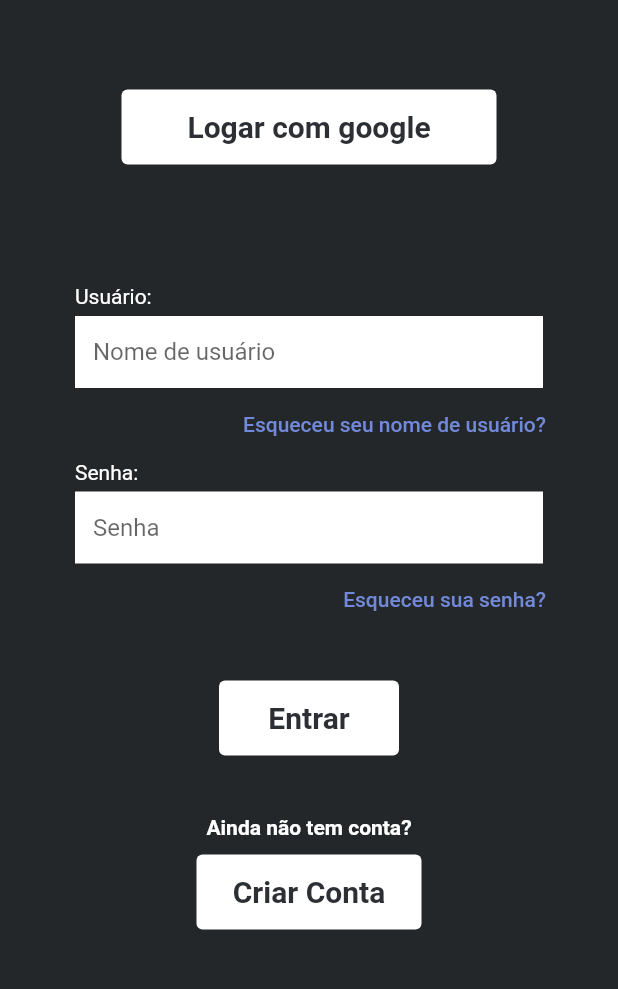
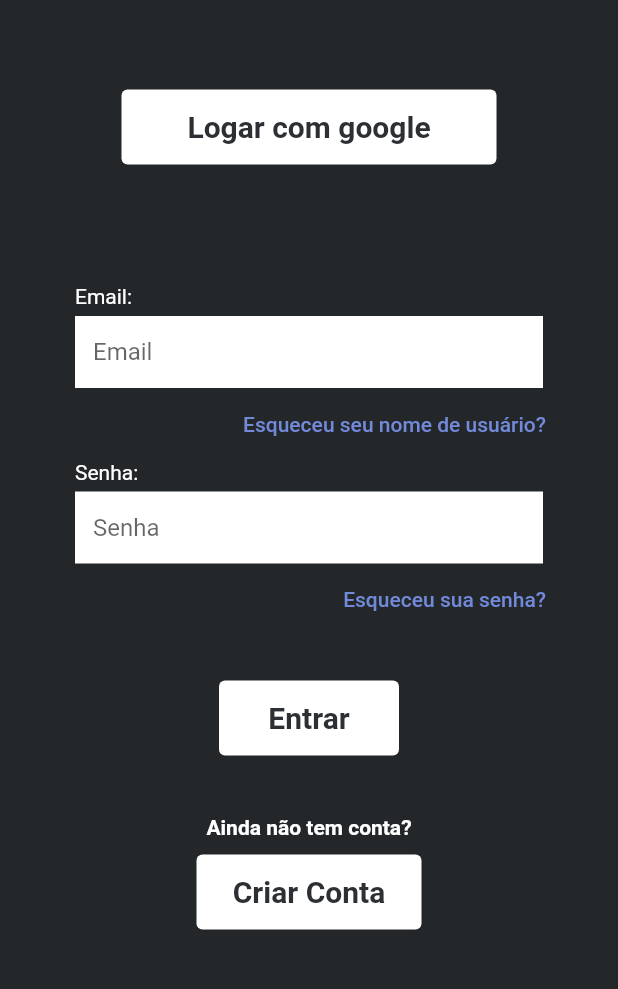
Before and after one commit to Yurioliv/Otakusukejuru, a Flutter app: the screen it shows after launch, after a tap on "Logar com google", on a phone screen of 412 x 824 dp, the part 221-1210 px from its top. Run offline on Flutter 3.47's test engine with Material 2 defaults, Android fonts, the phone set to English and light mode, and no system bars; our stand-ins replace firebase_auth, firebase_core, google_sign_in; accounts and stored records are empty; Roboto replaces fonts that are missing (OpenSans).

Commit message:
começo de criação de funções para login e cadastro

```diff
--- a/lib/main.dart
+++ b/lib/main.dart
@@ -1,6 +1,6 @@
 import 'package:firebase_core/firebase_core.dart';
 import 'package:flutter/material.dart';
-import 'screens/sign_in/sign_in_screen.dart';
+import 'package:otakusukejuru/services/auth_service.dart';
 
 Future main() async {
   WidgetsFlutterBinding.ensureInitialized();
@@ -21,7 +21,7 @@ class MyApp extends StatelessWidget {
       theme: ThemeData(
         primarySwatch: Colors.blueGrey,
       ),
-      home: const SignInScreen(),
+      home: AuthService().handleAuthState(),
     );
   }
 }
--- a/lib/screens/sign_in/sign_in_screen.dart
+++ b/lib/screens/sign_in/sign_in_screen.dart
@@ -1,5 +1,6 @@
 import 'package:flutter/material.dart';
 import 'package:flutter/services.dart';
+import 'package:otakusukejuru/services/auth_service.dart';
 import 'package:otakusukejuru/components/sign_textfields.dart';
 import 'package:otakusukejuru/screens/lost_password/lost_password_screen.dart';
 import 'package:otakusukejuru/screens/lost_username/lost_username_screen.dart';
@@ -14,29 +15,29 @@ class SignInScreen extends StatefulWidget {
 
 class _SignInScreenState extends State<SignInScreen> {
   //controladores para os textfields
-  final _userController = TextEditingController();
+  final _emailController = TextEditingController();
   final _passwordController = TextEditingController();
-  var _userName;
+  var _emailName;
   var _passwordName;
 
   @override
   void initState() {
     super.initState();
 
-    _userController.addListener((_updateUser));
+    _emailController.addListener((_updateUser));
     _passwordController.addListener((_updatePassword));
   }
 
   @override
   void dispose() {
-    _userController.dispose();
+    _emailController.dispose();
     _passwordController.dispose();
     super.dispose();
   }
 
   void _updateUser() {
     setState(() {
-      _userName = _userController.text;
+      _emailName = _emailController.text;
     });
   }
 
@@ -90,6 +91,7 @@ class _SignInScreenState extends State<SignInScreen> {
                     TextButton(
                       onPressed: () {
                         FocusScope.of(context).requestFocus(FocusNode());
+                        AuthService().singInWithGoogle();
                       },
                       //TODO colocar função para acesso pelo google.
                       style: TextButton.styleFrom(
@@ -113,7 +115,7 @@ class _SignInScreenState extends State<SignInScreen> {
                         Padding(
                           padding: EdgeInsets.only(left: 50.0),
                           child: Text(
-                            'Usuário:',
+                            'Email:',
                             style: TextStyle(color: Colors.white),
                           ),
                         ),
@@ -121,7 +123,7 @@ class _SignInScreenState extends State<SignInScreen> {
                     ),
                     const SizedBox(height: 5.0),
                     //Campo de texto que deve receber o nome de usuario e verificar se ele condiz com algum nome no banco de dados para permitir o login do usuario.
-                    loginTextField("Nome de usuário", _userController),
+                    loginTextField("Email", _emailController),
                     //Botão que leva a tela para recuperar o nome de usuario por email
                     Row(
                       mainAxisAlignment: MainAxisAlignment.end,
@@ -187,9 +189,9 @@ class _SignInScreenState extends State<SignInScreen> {
                     //Botão para fazer login, ele deve comparar os dados com o banco de dados, se forem correspondentes deve autenticar o usuario.
                     TextButton(
                       onPressed: () {
-                        _userController.clear();
-                        _passwordController.clear();
                         FocusScope.of(context).requestFocus(FocusNode());
+                        AuthService().signInWithEmailAndPassword(
+                            _emailName, _passwordName);
                       }, //TODO colocar função para autenticar usuario.
                       style: TextButton.styleFrom(
                         backgroundColor: Colors.white,
--- /dev/null
+++ b/lib/services/auth_service.dart
@@ -0,0 +1,59 @@
+import 'package:firebase_auth/firebase_auth.dart';
+import 'package:firebase_core/firebase_core.dart';
+import 'package:flutter/material.dart';
+import 'package:google_sign_in/google_sign_in.dart';
+import 'package:otakusukejuru/screens/favorites_screen.dart';
+import 'package:otakusukejuru/screens/sign_in/sign_in_screen.dart';
+
+class AuthService {
+  handleAuthState() {
+    return StreamBuilder(
+      stream: FirebaseAuth.instance.authStateChanges(),
+      builder: (BuildContext context, snapshot) {
+        if (snapshot.hasData) {
+          return const FavoriteScreen();
+        } else {
+          return const SignInScreen();
+        }
+      },
+    );
+  }
+
+  // TODO corrigir fato de não ter email e senha verificados, e informar quando
+  // uma conta ja existir.
+  signUpWithEmailAndPassword(String email, String password) async {
+    try {
+      await FirebaseAuth.instance.createUserWithEmailAndPassword(
+        email: email,
+        password: password,
+      );
+    } on FirebaseAuthException catch (e) {
+      print('e');
+    }
+  }
+
+  signInWithEmailAndPassword(String email, String password) async {
+    return await FirebaseAuth.instance
+        .signInWithEmailAndPassword(email: email, password: password);
+  }
+
+  singInWithGoogle() async {
+    final GoogleSignInAccount? googleUser =
+        await GoogleSignIn(scopes: <String>['email']).signIn();
+
+    final GoogleSignInAuthentication googleAuth =
+        await googleUser!.authentication;
+
+    final credential = GoogleAuthProvider.credential(
+      accessToken: googleAuth.accessToken,
+      idToken: googleAuth.idToken,
+    );
+
+    return await FirebaseAuth.instance.signInWithCredential(credential);
+  }
+
+  signOut() async {
+    FirebaseAuth.instance.signOut();
+    await GoogleSignIn().disconnect();
+  }
+}
--- a/pubspec.yaml
+++ b/pubspec.yaml
@@ -42,6 +42,7 @@ dependencies:
   firebase_auth: ^3.11.0
   google_sign_in: ^5.4.2
 
+  provider: ^6.0.3
 
 dev_dependencies:
   flutter_test:
```
Also changed, not shown: lib/screens/favorites_screen.dart (added, +55 -0 lines), lib/screens/sign_up/sign_up_screen.dart (+18 -5 lines), pubspec.lock.
